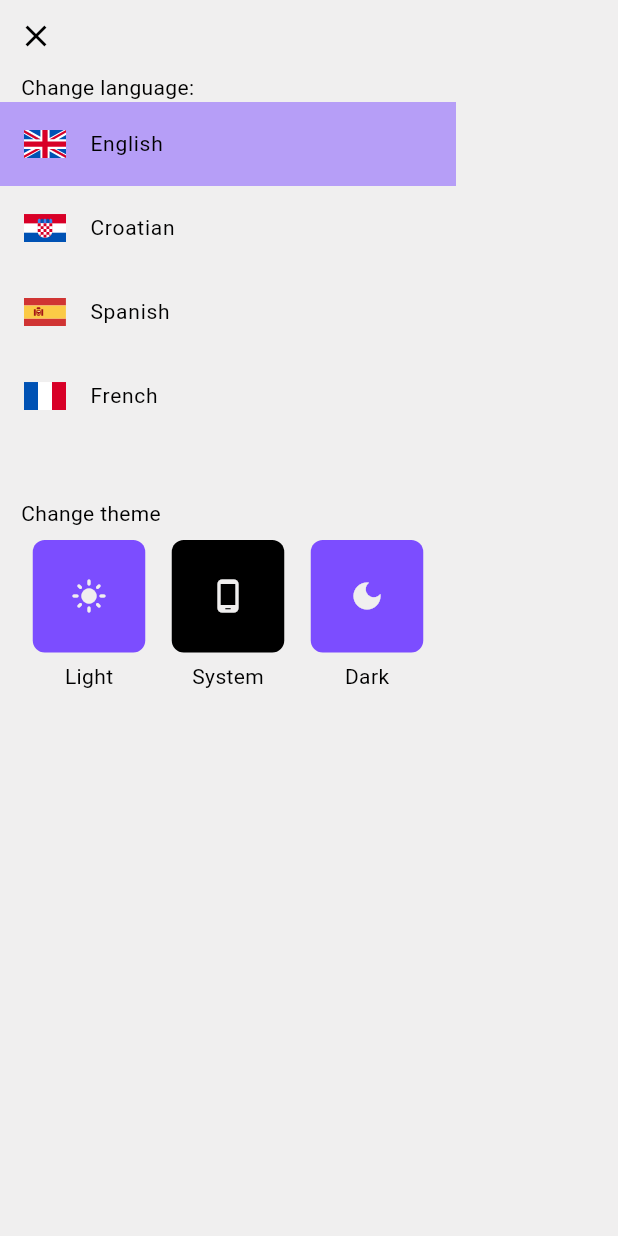
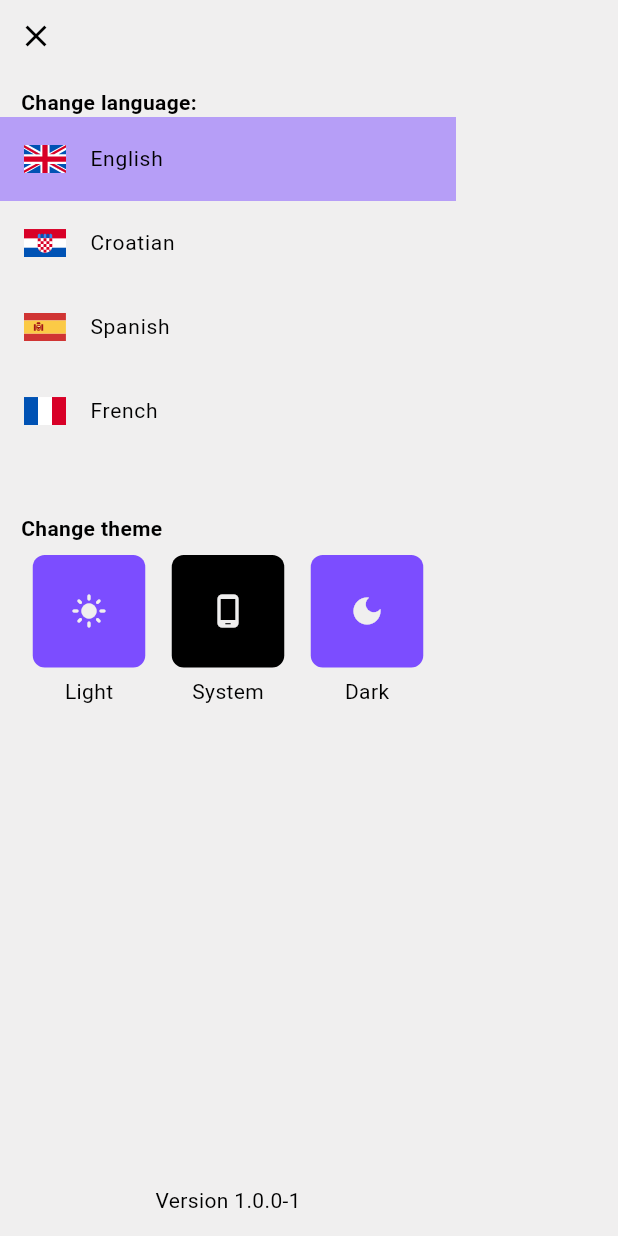
Before and after one commit to MPasara/json-comments, a Flutter app: the AppDrawer widget shown alone on an empty page, opened directly, on a phone screen of 412 x 824 dp. Run offline on Flutter 3.47's test engine with Material 3 defaults, Android fonts, the phone set to English and light mode, and no system bars; our stand-ins replace dio, either_dart, equatable, flutter_riverpod, flutter_svg, loggy and 3 more; missing offline and left inert: flutter_loggy, flutter_loggy_dio, q_ui_components; accounts and stored records are empty; generated files the repository leaves out were written again; statements that could not run were skipped.

Commit message:
Added app version label

```diff
--- /dev/null
+++ b/lib/common/data/package_info_service.dart
@@ -0,0 +1,16 @@
+import 'package:comments/common/domain/entities/app_info.dart';
+import 'package:flutter_riverpod/flutter_riverpod.dart';
+import 'package:package_info_plus/package_info_plus.dart';
+
+final packageInfoServiceProvider = Provider<PackageInfoService>(
+  (ref) => PackageInfoService(),
+  name: 'package Info Service provider',
+);
+
+class PackageInfoService {
+  Future<AppInfo> getVersionNumber() async {
+    final packageInfo = await PackageInfo.fromPlatform();
+    final appInfo = AppInfo.fromPackageInfo(packageInfo);
+    return appInfo;
+  }
+}
--- /dev/null
+++ b/lib/common/data/repositories/app_info_repository.dart
@@ -0,0 +1,37 @@
+import 'package:comments/common/data/package_info_service.dart';
+import 'package:comments/common/domain/entities/app_info.dart';
+import 'package:comments/common/domain/failure.dart';
+import 'package:comments/common/utils/either.dart';
+import 'package:comments/generated/l10n.dart';
+import 'package:either_dart/either.dart';
+import 'package:flutter_riverpod/flutter_riverpod.dart';
+
+final appInfoRepositoryProvider = Provider<AppInfoRepository>(
+  (ref) => AppInfoRepositoryImpl(ref.watch(packageInfoServiceProvider)),
+);
+
+abstract class AppInfoRepository {
+  EitherFailureOr<AppInfo> getVersionNumber();
+}
+
+class AppInfoRepositoryImpl implements AppInfoRepository {
+  final PackageInfoService _packageInfoService;
+
+  AppInfoRepositoryImpl(this._packageInfoService);
+
+  @override
+  EitherFailureOr<AppInfo> getVersionNumber() async {
+    try {
+      final versionNumber = await _packageInfoService.getVersionNumber();
+      return Right(versionNumber);
+    } catch (e, st) {
+      return Left(
+        Failure(
+          title: S.current.fetch_app_version_failed,
+          error: e,
+          stackTrace: st,
+        ),
+      );
+    }
+  }
+}
--- /dev/null
+++ b/lib/common/domain/entities/app_info.dart
@@ -0,0 +1,19 @@
+import 'package:package_info_plus/package_info_plus.dart';
+
+class AppInfo {
+  AppInfo({
+    required this.name,
+    required this.version,
+    required this.buildNumber,
+  });
+
+  final String name;
+  final String version;
+  final String buildNumber;
+
+  factory AppInfo.fromPackageInfo(PackageInfo info) => AppInfo(
+    name: info.appName,
+    version: info.version,
+    buildNumber: info.buildNumber,
+  );
+}
--- /dev/null
+++ b/lib/common/domain/notifiers/app_info_notifier/app_info_notifier.dart
@@ -0,0 +1,29 @@
+import 'package:comments/common/data/repositories/app_info_repository.dart';
+import 'package:comments/common/domain/notifiers/app_info_notifier/app_info_state.dart';
+import 'package:flutter_riverpod/flutter_riverpod.dart';
+
+final appInfoNotifierProvider = NotifierProvider<AppInfoNotifier, AppInfoState>(
+  AppInfoNotifier.new,
+  name: 'App Info Notifier Provider',
+);
+
+class AppInfoNotifier extends Notifier<AppInfoState> {
+  late AppInfoRepository _appInfoRepository;
+
+  @override
+  AppInfoState build() {
+    _appInfoRepository = ref.watch(appInfoRepositoryProvider);
+    getAppInfo();
+    return AppInfoState.initial();
+  }
+
+  Future getAppInfo() async {
+    state = AppInfoState.loading();
+
+    final eitherFailureOrAppInfo = await _appInfoRepository.getVersionNumber();
+    eitherFailureOrAppInfo.fold(
+      (failure) => state = AppInfoState.error(failure),
+      (appInfo) => state = AppInfoState.data(appInfo),
+    );
+  }
+}
--- /dev/null
+++ b/lib/common/domain/notifiers/app_info_notifier/app_info_state.dart
@@ -0,0 +1,47 @@
+import 'package:comments/common/domain/entities/app_info.dart';
+import 'package:comments/common/domain/failure.dart';
+import 'package:equatable/equatable.dart';
+
+sealed class AppInfoState extends Equatable {
+  const AppInfoState();
+
+  const factory AppInfoState.initial() = AppInfoInitial;
+
+  const factory AppInfoState.loading() = AppInfoLoading;
+
+  const factory AppInfoState.data(AppInfo appInfo) = AppInfoData;
+
+  const factory AppInfoState.error(Failure failure) = AppInfoError;
+}
+
+final class AppInfoInitial extends AppInfoState {
+  const AppInfoInitial();
+
+  @override
+  List<Object?> get props => [];
+}
+
+final class AppInfoLoading extends AppInfoState {
+  const AppInfoLoading();
+
+  @override
+  List<Object?> get props => [];
+}
+
+final class AppInfoData extends AppInfoState {
+  const AppInfoData(this.appInfo);
+
+  final AppInfo appInfo;
+
+  @override
+  List<Object?> get props => [appInfo];
+}
+
+final class AppInfoError extends AppInfoState {
+  const AppInfoError(this.failure);
+
+  final Failure failure;
+
+  @override
+  List<Object?> get props => [failure];
+}
--- /dev/null
+++ b/lib/common/presentation/widgets/app_version_label.dart
@@ -0,0 +1,26 @@
+import 'package:comments/common/domain/notifiers/app_info_notifier/app_info_notifier.dart';
+import 'package:comments/common/domain/notifiers/app_info_notifier/app_info_state.dart';
+import 'package:comments/common/presentation/build_context_extensions.dart';
+import 'package:comments/generated/l10n.dart';
+import 'package:flutter/material.dart';
+import 'package:flutter_riverpod/flutter_riverpod.dart';
+
+class AppVersionLabel extends ConsumerWidget {
+  const AppVersionLabel({super.key});
+
+  @override
+  Widget build(BuildContext context, WidgetRef ref) {
+    final state = ref.watch(appInfoNotifierProvider);
+    return switch (state) {
+      AppInfoInitial() => const SizedBox(),
+      AppInfoLoading() => CircularProgressIndicator(
+        color: context.appColors.primary,
+      ),
+      AppInfoData(:final appInfo) => Text(
+        '${S.of(context).version} ${appInfo.version}-${appInfo.buildNumber}',
+        style: context.appTextStyles.regular,
+      ),
+      AppInfoError(failure: final failure) => Text(failure.title),
+    };
+  }
+}
--- a/lib/features/comments/presentation/home_page.dart
+++ b/lib/features/comments/presentation/home_page.dart
@@ -26,6 +26,7 @@ class _MyHomePageState extends ConsumerState<HomePage> {
       drawer: AppDrawer(),
 
       appBar: AppBar(
+        scrolledUnderElevation: 0,
         leading: Builder(
           builder: (context) => IconButton(
             icon: Icon(Icons.menu, color: context.appColors.primary),
--- a/lib/features/comments/presentation/widgets/app_drawer.dart
+++ b/lib/features/comments/presentation/widgets/app_drawer.dart
@@ -1,6 +1,7 @@
 import 'package:comments/common/domain/notifiers/locale_notifier.dart';
 import 'package:comments/common/presentation/build_context_extensions.dart';
 import 'package:comments/common/presentation/image_assets.dart';
+import 'package:comments/common/presentation/widgets/app_version_label.dart';
 import 'package:comments/common/presentation/widgets/theme_switcher_row.dart';
 import 'package:comments/common/utils/constants/locale_constants.dart';
 import 'package:comments/features/comments/presentation/widgets/app_drawer_tile.dart';
@@ -17,8 +18,7 @@ class AppDrawer extends ConsumerWidget {
     return Drawer(
       backgroundColor: context.appColors.background,
       child: SafeArea(
-        child: ListView(
-          padding: EdgeInsets.zero,
+        child: Column(
           children: [
             Row(
               children: [
@@ -31,11 +31,17 @@ class AppDrawer extends ConsumerWidget {
                 Spacer(),
               ],
             ),
+            SizedBox(height: 10),
+            Expanded(
+              child: SingleChildScrollView(
+                child: Column(
+                  crossAxisAlignment: CrossAxisAlignment.start,
+                  children: [
                     Padding(
                       padding: const EdgeInsets.only(left: 14),
                       child: Text(
                         S.of(context).change_language,
-                style: context.appTextStyles.regular,
+                        style: context.appTextStyles.bold,
                       ),
                     ),
                     AppDrawerTile(
@@ -44,7 +50,8 @@ class AppDrawer extends ConsumerWidget {
                           .setLocale(Locale(LocaleConstants.eng)),
                       leadingIconPath: ImageAssets.englandFlag,
                       tileText: S.of(context).english,
-              selected: selectedLocale.languageCode == LocaleConstants.eng,
+                      selected:
+                          selectedLocale.languageCode == LocaleConstants.eng,
                     ),
                     AppDrawerTile(
                       onTap: () => ref
@@ -52,7 +59,8 @@ class AppDrawer extends ConsumerWidget {
                           .setLocale(Locale(LocaleConstants.cro)),
                       leadingIconPath: ImageAssets.croatiaFlag,
                       tileText: S.of(context).croatian,
-              selected: selectedLocale.languageCode == LocaleConstants.cro,
+                      selected:
+                          selectedLocale.languageCode == LocaleConstants.cro,
                     ),
                     AppDrawerTile(
                       onTap: () => ref
@@ -60,7 +68,8 @@ class AppDrawer extends ConsumerWidget {
                           .setLocale(Locale(LocaleConstants.esp)),
                       leadingIconPath: ImageAssets.spainFlag,
                       tileText: S.of(context).spanish,
-              selected: selectedLocale.languageCode == LocaleConstants.esp,
+                      selected:
+                          selectedLocale.languageCode == LocaleConstants.esp,
                     ),
                     AppDrawerTile(
                       onTap: () => ref
@@ -68,20 +77,29 @@ class AppDrawer extends ConsumerWidget {
                           .setLocale(Locale(LocaleConstants.fr)),
                       leadingIconPath: ImageAssets.franceFlag,
                       tileText: S.of(context).french,
-              selected: selectedLocale.languageCode == LocaleConstants.fr,
+                      selected:
+                          selectedLocale.languageCode == LocaleConstants.fr,
                     ),
                     SizedBox(height: 40),
                     Padding(
                       padding: const EdgeInsets.only(left: 14),
                       child: Text(
                         S.of(context).change_theme,
-                style: context.appTextStyles.regular,
+                        style: context.appTextStyles.bold,
                       ),
                     ),
                     ThemeSwitcherRow(),
                   ],
                 ),
               ),
+            ),
+            Padding(
+              padding: const EdgeInsets.all(14),
+              child: AppVersionLabel(),
+            ),
+          ],
+        ),
+      ),
     );
   }
 }
--- a/lib/l10n/intl_en.arb
+++ b/lib/l10n/intl_en.arb
@@ -20,5 +20,7 @@
     "dark" : "Dark",
     "system" : "System",
     "set_theme_failed" : "Set theme mode failed",
-    "change_theme" : "Change theme"
+    "change_theme" : "Change theme",
+    "fetch_app_version_failed" : "'Fetch app version failed',",
+    "version" : "Version"
 }
--- a/lib/l10n/intl_es.arb
+++ b/lib/l10n/intl_es.arb
@@ -20,5 +20,6 @@
     "dark": "Oscuro",
     "system": "Sistema",
     "set_theme_failed": "Error al establecer el modo de tema",
-    "change_theme": "Cambiar tema"
+    "change_theme": "Cambiar tema",
+    "fetch_app_version_failed": "No se pudo obtener la versión de la aplicación"
 }
--- a/lib/l10n/intl_fr.arb
+++ b/lib/l10n/intl_fr.arb
@@ -20,5 +20,6 @@
     "dark": "Sombre",
     "system": "Système",
     "set_theme_failed": "Échec de la définition du mode de thème",
-    "change_theme": "Changer le thème"
+    "change_theme": "Changer le thème",
+    "fetch_app_version_failed": "Échec de la récupération de la version de l’application"
 }
--- a/lib/l10n/intl_hr.arb
+++ b/lib/l10n/intl_hr.arb
@@ -20,5 +20,6 @@
     "dark": "Tamno",
     "system": "Sustav",
     "set_theme_failed": "Postavljanje načina teme nije uspjelo",
-    "change_theme": "Promijeni temu"
+    "change_theme": "Promijeni temu",
+    "fetch_app_version_failed": "Dohvaćanje verzije aplikacije nije uspjelo"
 }
--- a/pubspec.yaml
+++ b/pubspec.yaml
@@ -39,6 +39,7 @@ dependencies:
   q_ui_components:
     git:
       url: https://github.com/MPasara/QUiComponents.git
+  package_info_plus: ^8.3.0
 
 dev_dependencies:
   flutter_test:
```
Also changed, not shown: lib/generated/intl/messages_en.dart, lib/generated/intl/messages_es.dart, lib/generated/intl/messages_fr.dart, lib/generated/intl/messages_hr.dart, lib/generated/l10n.dart, pubspec.lock, 2 other files. Lines whose indentation alone changed are shown as unchanged.
